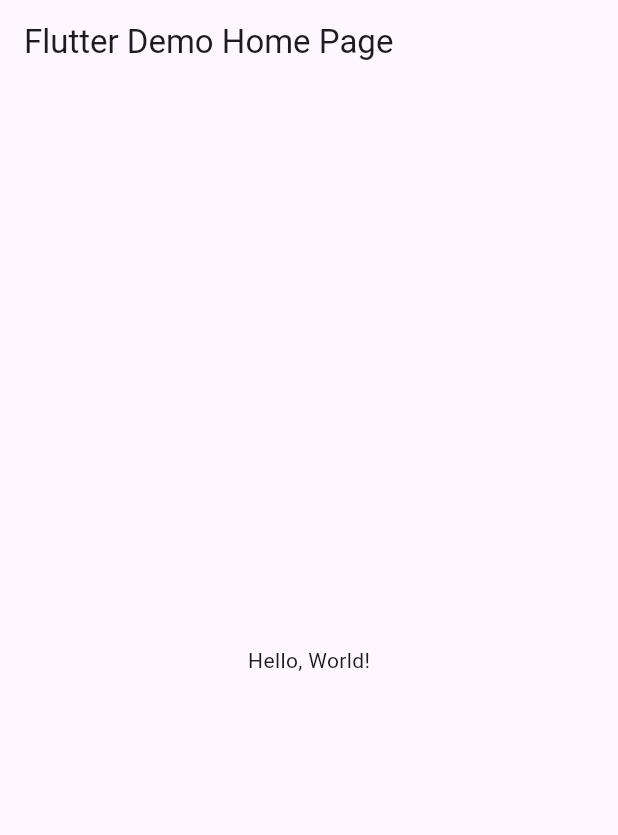
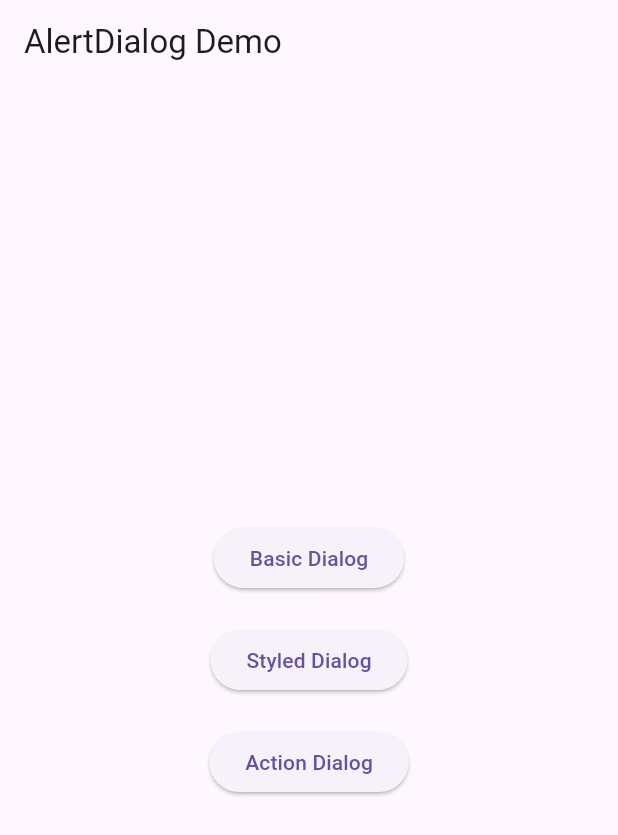
Before and after one commit to olaniyiolufemi/AlertDialogWidget, a Flutter app: the screen it shows after launch, on a phone screen of 412 x 824 dp. Shown: the top 835 px of the screen. Run offline on Flutter 3.47's test engine with Material 3 defaults, Android fonts, the phone set to English and light mode, and no system bars.

Commit message:
Update main.dart

```diff
--- a/lib/main.dart
+++ b/lib/main.dart
@@ -1,43 +1,118 @@
 import 'package:flutter/material.dart';
 
-void main() => runApp(MyApp());
+void main() => runApp(const AlertDialogDemo());
 
-class MyApp extends StatelessWidget {
-  const MyApp({super.key});
-  // This widget is the root of your application.
+class AlertDialogDemo extends StatelessWidget {
+  const AlertDialogDemo({super.key});
+
   @override
   Widget build(BuildContext context) {
     return MaterialApp(
-      // Application name
-      title: 'Flutter Hello World',
-      // Application theme data, you can set the colors for the application as
-      // you want
-      theme: ThemeData(
-        // useMaterial3: false,
-        primarySwatch: Colors.blue,
-      ),
-      // A widget which will be started on application startup
-      home: MyHomePage(title: 'Flutter Demo Home Page'),
+      title: 'AlertDialog Demo',
+      theme: ThemeData(primarySwatch: Colors.blue),
+      home: const DialogScreen(),
     );
   }
 }
 
-class MyHomePage extends StatelessWidget {
-  final String title;
-  const MyHomePage({super.key, required this.title});
+class DialogScreen extends StatelessWidget {
+  const DialogScreen({super.key});
 
   @override
   Widget build(BuildContext context) {
     return Scaffold(
-      appBar: AppBar(
-        // The title text which will be shown on the action bar
-        title: Text(title),
-      ),
+      appBar: AppBar(title: const Text('AlertDialog Demo')),
       body: Center(
-        child: Text(
-          'Hello, World!',
+        child: Column(
+          mainAxisAlignment: MainAxisAlignment.center,
+          children: [
+            ElevatedButton(
+              onPressed: () => _showBasicDialog(context),
+              child: const Text('Basic Dialog'),
+            ),
+            const SizedBox(height: 20),
+            ElevatedButton(
+              onPressed: () => _showStyledDialog(context),
+              child: const Text('Styled Dialog'),
+            ),
+            const SizedBox(height: 20),
+            ElevatedButton(
+              onPressed: () => _showActionDialog(context),
+              child: const Text('Action Dialog'),
+            ),
+          ],
         ),
       ),
     );
   }
+
+  // Basic Alert Dialog
+  void _showBasicDialog(BuildContext context) {
+    showDialog(
+      context: context,
+      builder: (context) => AlertDialog(
+        title: const Text('Basic Alert'),
+        content: const Text('This is a basic alert dialog example.'),
+        actions: [
+          TextButton(
+            onPressed: () => Navigator.pop(context),
+            child: const Text('OK'),
+          ),
+        ],
+      ),
+    );
+  }
+
+  // Styled Alert Dialog
+  void _showStyledDialog(BuildContext context) {
+    showDialog(
+      context: context,
+      builder: (context) => AlertDialog(
+        title: const Text('Congratulations!'),
+        content: const Text('You completed the tutorial successfully.'),
+        backgroundColor: Colors.amber[50],
+        shape: RoundedRectangleBorder(
+          borderRadius: BorderRadius.circular(20),
+          side: const BorderSide(color: Colors.amber, width: 2),
+        ),
+        actions: [
+          IconButton(
+            icon: const Icon(Icons.thumb_up),
+            onPressed: () => Navigator.pop(context),
+          ),
+        ],
+      ),
+    );
+  }
+
+  // Action Alert Dialog
+  void _showActionDialog(BuildContext context) {
+    showDialog(
+      context: context,
+      builder: (context) => AlertDialog(
+        title: const Text('Confirm Action'),
+        content: const Text('Do you want to save changes?'),
+        actions: [
+          TextButton(
+            onPressed: () {
+              Navigator.pop(context);
+              ScaffoldMessenger.of(context).showSnackBar(
+                const SnackBar(content: Text('Changes discarded')),
+              );
+            },
+            child: const Text('Cancel'),
+          ),
+          TextButton(
+            onPressed: () {
+              Navigator.pop(context);
+              ScaffoldMessenger.of(context).showSnackBar(
+                const SnackBar(content: Text('Changes saved successfully!')),
+              );
+            },
+            child: const Text('Save'),
+          ),
+        ],
+      ),
+    );
+  }
 }
```
